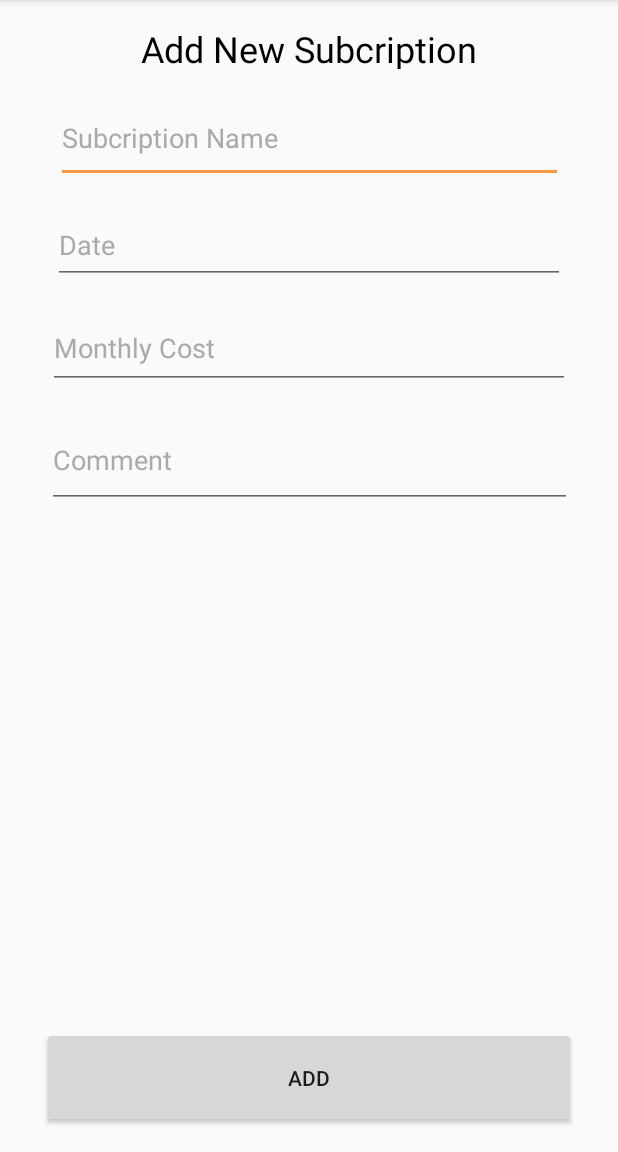
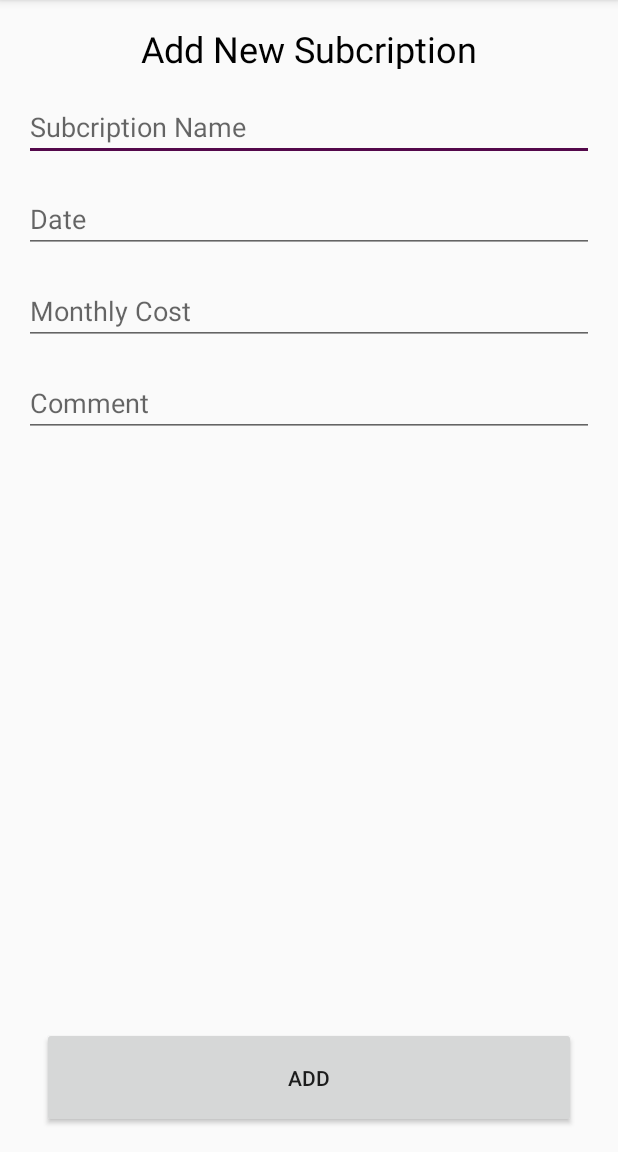
Before and after one commit to lepoidev/lepoidev-SubBook, an Android app: the AddSubActivity screen opened directly, with no data from a screen before it, on a phone screen of 412 x 824 dp, the part 84-1236 px from its top. Run offline under Robolectric (Android 15) with nearby library versions, the phone set to English and light mode, and no system bars.

Commit message:
Changed appearance
- fixed contraints in add sub screeen
- Added hints

```diff
--- a/app/src/main/res/layout/activity_add_sub.xml
+++ b/app/src/main/res/layout/activity_add_sub.xml
@@ -37,14 +37,14 @@
 
     <EditText
         android:id="@+id/editText3"
-        android:layout_width="338dp"
-        android:layout_height="60dp"
+        android:layout_width="0dp"
+        android:layout_height="wrap_content"
         android:layout_marginEnd="16dp"
         android:layout_marginStart="16dp"
         android:layout_marginTop="16dp"
         android:ems="10"
+        android:hint="@string/str_Subcription_Name"
         android:inputType="textPersonName"
-        android:text="Subcription Name"
         android:textColor="@android:color/darker_gray"
         app:layout_constraintEnd_toEndOf="parent"
         app:layout_constraintStart_toStartOf="parent"
@@ -52,14 +52,14 @@
 
     <EditText
         android:id="@+id/editText4"
-        android:layout_width="341dp"
-        android:layout_height="51dp"
+        android:layout_width="0dp"
+        android:layout_height="wrap_content"
         android:layout_marginEnd="16dp"
         android:layout_marginStart="16dp"
         android:layout_marginTop="16dp"
         android:ems="10"
+        android:hint="@string/str_Date"
         android:inputType="textPersonName"
-        android:text="Date"
         android:textColor="@android:color/darker_gray"
         app:layout_constraintEnd_toEndOf="parent"
         app:layout_constraintStart_toStartOf="parent"
@@ -67,14 +67,14 @@
 
     <EditText
         android:id="@+id/editText5"
-        android:layout_width="348dp"
-        android:layout_height="54dp"
+        android:layout_width="0dp"
+        android:layout_height="wrap_content"
         android:layout_marginEnd="16dp"
         android:layout_marginStart="16dp"
         android:layout_marginTop="16dp"
         android:ems="10"
+        android:hint="@string/str_Monthly_Cost"
         android:inputType="textPersonName"
-        android:text="Monthly Cost"
         android:textColor="@android:color/darker_gray"
         app:layout_constraintEnd_toEndOf="parent"
         app:layout_constraintStart_toStartOf="parent"
@@ -82,14 +82,14 @@
 
     <EditText
         android:id="@+id/editText6"
-        android:layout_width="350dp"
-        android:layout_height="63dp"
+        android:layout_width="0dp"
+        android:layout_height="wrap_content"
         android:layout_marginEnd="16dp"
         android:layout_marginStart="16dp"
         android:layout_marginTop="16dp"
         android:ems="10"
+        android:hint="@string/str_Comment"
         android:inputType="textPersonName"
-        android:text="Comment"
         android:textColor="@android:color/darker_gray"
         app:layout_constraintEnd_toEndOf="parent"
         app:layout_constraintStart_toStartOf="parent"
--- a/app/src/main/res/values/colors.xml
+++ b/app/src/main/res/values/colors.xml
@@ -2,5 +2,5 @@
 <resources>
     <color name="colorPrimary">#6f7fd7</color>
     <color name="colorPrimaryDark">#303F9F</color>
-    <color name="colorAccent">#ff9640</color>
+    <color name="colorAccent">#53084a</color>
 </resources>
--- a/app/src/main/res/values/strings.xml
+++ b/app/src/main/res/values/strings.xml
@@ -1,4 +1,8 @@
 <resources>
     <string name="app_name">lepoidev - SubBook</string>
     <string name="action_settings">Settings</string>
+    <string name="str_Comment">Comment</string>
+    <string name="str_Monthly_Cost">Monthly Cost</string>
+    <string name="str_Date">Date</string>
+    <string name="str_Subcription_Name">Subcription Name</string>
 </resources>
```
